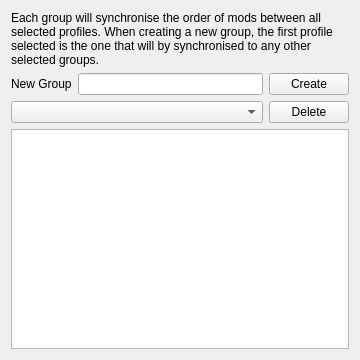
The window that src/plugin/profilesync/ui/profilesync_groups.ui (Kezyma/ModOrganizer-Plugins) describes before a commit, drawn with Qt 5.
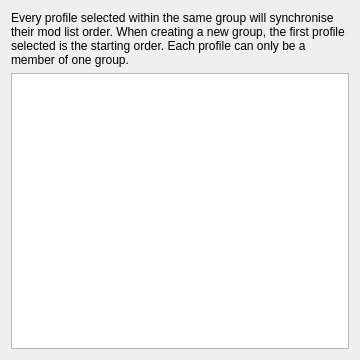
The same window after the commit.

```diff
--- a/src/plugin/profilesync/ui/profilesync_groups.ui
+++ b/src/plugin/profilesync/ui/profilesync_groups.ui
@@ -38,7 +38,7 @@
       <item>
        <widget class="QLabel" name="infoLabel">
         <property name="text">
-         <string>Each group will synchronise the order of mods between all selected profiles. When creating a new group, the first profile selected is the one that will by synchronised to any other selected groups.</string>
+         <string>Every profile selected within the same group will synchronise their mod list order. When creating a new group, the first profile selected is the starting order. Each profile can only be a member of one group.</string>
         </property>
         <property name="wordWrap">
          <bool>true</bool>
@@ -48,99 +48,6 @@
      </layout>
     </widget>
    </item>
-   <item>
-    <widget class="QWidget" name="groupSelectWidget" native="true">
-     <layout class="QVBoxLayout" name="verticalLayout_2">
-      <property name="leftMargin">
-       <number>0</number>
-      </property>
-      <property name="topMargin">
-       <number>0</number>
-      </property>
-      <property name="rightMargin">
-       <number>0</number>
-      </property>
-      <property name="bottomMargin">
-       <number>0</number>
-      </property>
-      <item>
-       <widget class="QWidget" name="groupCreateWidget" native="true">
-        <layout class="QHBoxLayout" name="horizontalLayout">
-         <property name="leftMargin">
-          <number>0</number>
-         </property>
-         <property name="topMargin">
-          <number>0</number>
-         </property>
-         <property name="rightMargin">
-          <number>0</number>
-         </property>
-         <property name="bottomMargin">
-          <number>0</number>
-         </property>
-         <item>
-          <widget class="QLabel" name="newGroupLabel">
-           <property name="text">
-            <string>New Group</string>
-           </property>
-          </widget>
-         </item>
-         <item>
-          <widget class="QLineEdit" name="newGroupText"/>
-         </item>
-         <item>
-          <widget class="QPushButton" name="newGroupButton">
-           <property name="sizePolicy">
-            <sizepolicy hsizetype="Fixed" vsizetype="Fixed">
-             <horstretch>0</horstretch>
-             <verstretch>0</verstretch>
-            </sizepolicy>
-           </property>
-           <property name="text">
-            <string>Create</string>
-           </property>
-          </widget>
-         </item>
-        </layout>
-       </widget>
-      </item>
-      <item>
-       <widget class="QWidget" name="selectWidget" native="true">
-        <layout class="QHBoxLayout" name="horizontalLayout_2">
-         <property name="leftMargin">
-          <number>0</number>
-         </property>
-         <property name="topMargin">
-          <number>0</number>
-         </property>
-         <property name="rightMargin">
-          <number>0</number>
-         </property>
-         <property name="bottomMargin">
-          <number>0</number>
-         </property>
-         <item>
-          <widget class="QComboBox" name="groupSelect"/>
-         </item>
-         <item>
-          <widget class="QPushButton" name="groupDeleteButton">
-           <property name="sizePolicy">
-            <sizepolicy hsizetype="Fixed" vsizetype="Fixed">
-             <horstretch>0</horstretch>
-             <verstretch>0</verstretch>
-            </sizepolicy>
-           </property>
-           <property name="text">
-            <string>Delete</string>
-           </property>
-          </widget>
-         </item>
-        </layout>
-       </widget>
-      </item>
-     </layout>
-    </widget>
-   </item>
    <item>
     <widget class="QWidget" name="profileListWidget" native="true">
      <layout class="QVBoxLayout" name="verticalLayout_3">
@@ -157,7 +64,11 @@
        <number>0</number>
       </property>
       <item>
-       <widget class="QListWidget" name="profileList"/>
+       <widget class="QListWidget" name="profileList">
+        <property name="selectionMode">
+         <enum>QAbstractItemView::MultiSelection</enum>
+        </property>
+       </widget>
       </item>
      </layout>
     </widget>
```
